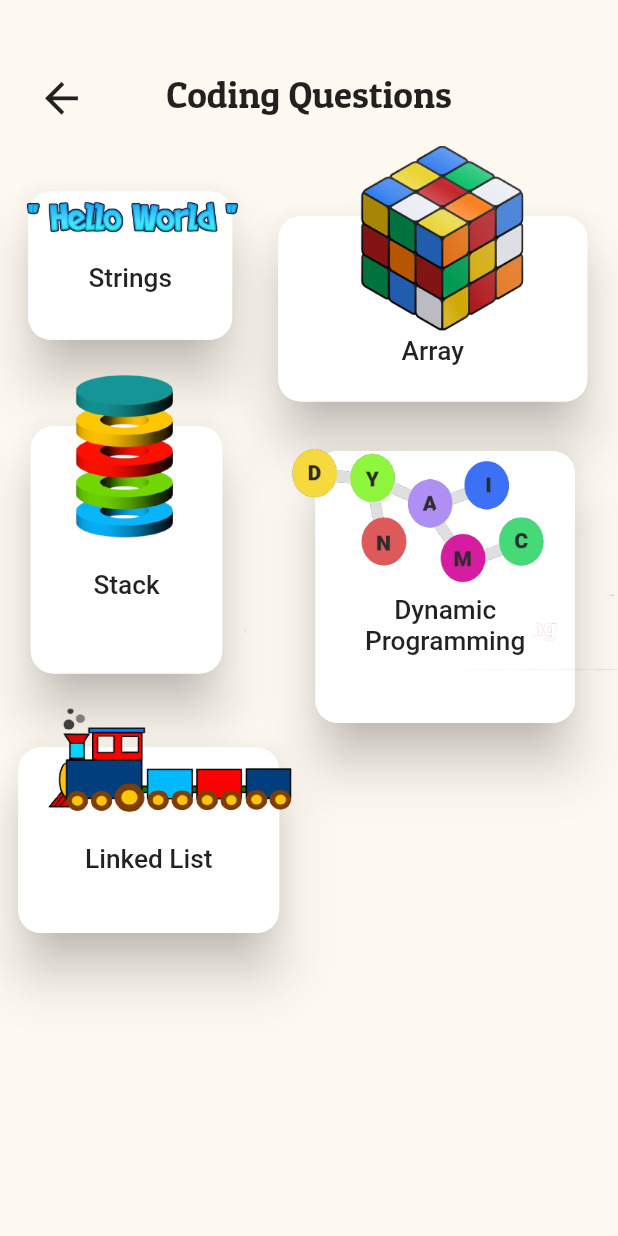
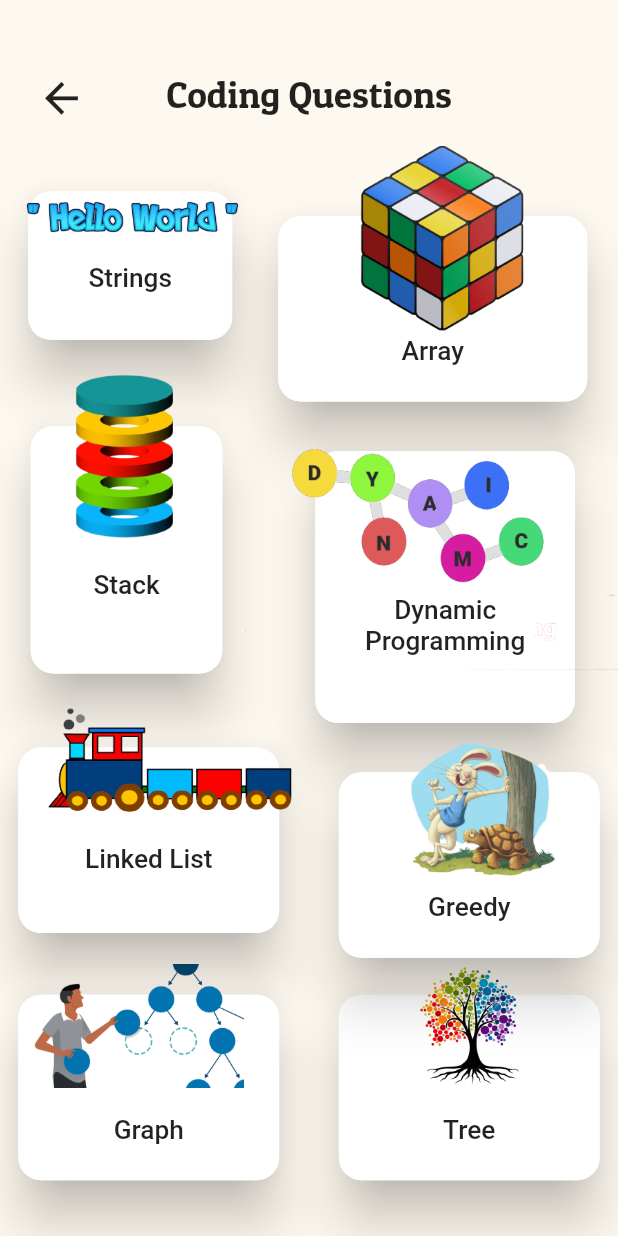
Before and after one commit to Alpha17-2/Interview, a Flutter app: the codehome screen opened directly, on a phone screen of 412 x 824 dp. Run offline on Flutter 3.47's test engine with Material 2 defaults, Android fonts, the phone set to English and light mode, and no system bars.

Commit message:
Latest Code

```diff
--- a/lib/coding/codehome.dart
+++ b/lib/coding/codehome.dart
@@ -282,6 +282,157 @@ class codehome extends StatelessWidget {
               height: displayHeight(context) * 0.11,
             ),
           ),
+
+          // Graph Box
+          Positioned(
+            child: GestureDetector(
+              onTap: () {
+                Navigator.push(
+                    context, MaterialPageRoute(builder: (context) => st()));
+              },
+              child: Card(
+                elevation: 15.0,
+                shape: RoundedRectangleBorder(
+                    borderRadius: BorderRadius.circular(15.0)),
+                child: Container(
+                  height: displayHeight(context) * 0.15,
+                  width: displayWidth(context) * 0.422,
+                  decoration: BoxDecoration(
+                    color: Colors.white,
+                    borderRadius: BorderRadius.circular(15.0),
+                  ),
+                  child: Column(
+                    mainAxisAlignment: MainAxisAlignment.start,
+                    crossAxisAlignment: CrossAxisAlignment.center,
+                    children: [
+                      Opacity(opacity: 0.0, child: Divider()),
+                      Opacity(opacity: 0.0, child: Divider()),
+                      Opacity(opacity: 0.0, child: Divider()),
+                      Opacity(opacity: 0.0, child: Divider()),
+                      Opacity(opacity: 0.0, child: Divider()),
+                      Text(
+                        "Graph",
+                        style: TextStyle(
+                            fontSize: displayWidth(context) * 0.0425,
+                            fontWeight: FontWeight.w500),
+                      )
+                    ],
+                  ),
+                ),
+              ),
+            ),
+            top: displayHeight(context) * 0.8,
+            left: displayWidth(context) * 0.02,
+          ),
+          Positioned(
+            top: displayHeight(context) * 0.78,
+            left: displayWidth(context) * 0.04,
+            child: Image(
+              image: AssetImage("images/b5.png"),
+              height: displayHeight(context) * 0.1,
+            ),
+          ),
+          // Tree
+
+          Positioned(
+            child: GestureDetector(
+              onTap: () {
+                Navigator.push(
+                    context, MaterialPageRoute(builder: (context) => st()));
+              },
+              child: Card(
+                elevation: 15.0,
+                shape: RoundedRectangleBorder(
+                    borderRadius: BorderRadius.circular(15.0)),
+                child: Container(
+                  height: displayHeight(context) * 0.15,
+                  width: displayWidth(context) * 0.422,
+                  decoration: BoxDecoration(
+                    color: Colors.white,
+                    borderRadius: BorderRadius.circular(15.0),
+                  ),
+                  child: Column(
+                    mainAxisAlignment: MainAxisAlignment.start,
+                    crossAxisAlignment: CrossAxisAlignment.center,
+                    children: [
+                      Opacity(opacity: 0.0, child: Divider()),
+                      Opacity(opacity: 0.0, child: Divider()),
+                      Opacity(opacity: 0.0, child: Divider()),
+                      Opacity(opacity: 0.0, child: Divider()),
+                      Opacity(opacity: 0.0, child: Divider()),
+                      Text(
+                        "Tree",
+                        style: TextStyle(
+                            fontSize: displayWidth(context) * 0.0425,
+                            fontWeight: FontWeight.w500),
+                      )
+                    ],
+                  ),
+                ),
+              ),
+            ),
+            top: displayHeight(context) * 0.8,
+            right: displayWidth(context) * 0.02,
+          ),
+          Positioned(
+            top: displayHeight(context) * 0.76,
+            right: displayWidth(context) * 0.1,
+            child: Image(
+              image: AssetImage("images/b8.png"),
+              height: displayHeight(context) * 0.14,
+            ),
+          ),
+
+          // Greedy Alorithms
+
+          Positioned(
+            child: GestureDetector(
+              onTap: () {
+                Navigator.push(
+                    context, MaterialPageRoute(builder: (context) => st()));
+              },
+              child: Card(
+                elevation: 15.0,
+                shape: RoundedRectangleBorder(
+                    borderRadius: BorderRadius.circular(15.0)),
+                child: Container(
+                  height: displayHeight(context) * 0.15,
+                  width: displayWidth(context) * 0.422,
+                  decoration: BoxDecoration(
+                    color: Colors.white,
+                    borderRadius: BorderRadius.circular(15.0),
+                  ),
+                  child: Column(
+                    mainAxisAlignment: MainAxisAlignment.start,
+                    crossAxisAlignment: CrossAxisAlignment.center,
+                    children: [
+                      Opacity(opacity: 0.0, child: Divider()),
+                      Opacity(opacity: 0.0, child: Divider()),
+                      Opacity(opacity: 0.0, child: Divider()),
+                      Opacity(opacity: 0.0, child: Divider()),
+                      Opacity(opacity: 0.0, child: Divider()),
+                      Text(
+                        "Greedy",
+                        style: TextStyle(
+                            fontSize: displayWidth(context) * 0.0425,
+                            fontWeight: FontWeight.w500),
+                      )
+                    ],
+                  ),
+                ),
+              ),
+            ),
+            top: displayHeight(context) * 0.62,
+            right: displayWidth(context) * 0.02,
+          ),
+          Positioned(
+            top: displayHeight(context) * 0.6,
+            right: displayWidth(context) * 0.1,
+            child: Image(
+              image: AssetImage("images/b9.png"),
+              height: displayHeight(context) * 0.11,
+            ),
+          ),
         ],
       ),
     );
```
Also changed, not shown: images/b8.png (added), images/b9.png (added).
